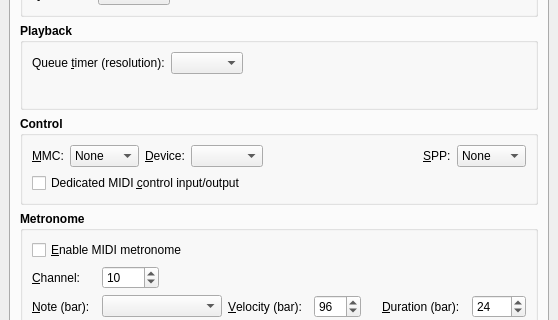
The window that src/qtractorOptionsForm.ui (rncbc/qtractor) describes before a commit, drawn with Qt 5; both pictures show x 0 to 558 and y 118 to 438 of the 558 by 551 pixel window.
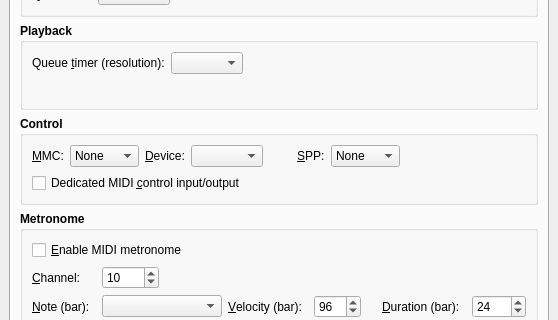
The same window after the commit. The open tabs and pages were chosen to show the change. Icons and pictures are not drawn.

Commit message: - JACK Transport, MMC Device, and MIDI Song Position pointer (SPP)   control modes are now made optional (View/Options...), allowing   for discretionary configuration: None/Disabled, Slave/Input,   Master/Output or Full/Duplex (default). (REFIX)

Diff of the .ui file:
```diff
--- a/src/qtractorOptionsForm.ui
+++ b/src/qtractorOptionsForm.ui
@@ -1035,7 +1035,20 @@
             </item>
            </widget>
           </item>
-          <item row="1" column="0" colspan="7" >
+          <item row="0" column="7" >
+           <spacer>
+            <property name="orientation" >
+             <enum>Qt::Horizontal</enum>
+            </property>
+            <property name="sizeHint" >
+             <size>
+              <width>120</width>
+              <height>20</height>
+             </size>
+            </property>
+           </spacer>
+          </item>
+          <item row="1" column="0" colspan="4" >
            <widget class="QCheckBox" name="MidiControlBusCheckBox" >
             <property name="font" >
              <font>
@@ -1054,7 +1067,7 @@
             </property>
            </widget>
           </item>
-          <item row="2" column="0" colspan="7" >
+          <item row="2" column="0" colspan="8" >
            <spacer>
             <property name="orientation" >
              <enum>Qt::Vertical</enum>
```
The commit also changes 4 other files.
